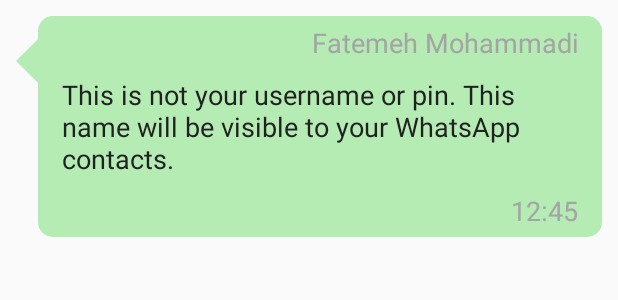
After one commit to devmohammadi/WhatsApp, an Android app: the layout item_message.xml on its own in the app's theme, with its tools: preview values and no code run, on a phone screen of 412 x 824 dp. The commit adds this screen. Shown: the top 300 px of the screen. Run offline under Robolectric (Android 15) with nearby library versions, the phone set to English and light mode, and no system bars.

Commit message:
section 22

```diff
--- a/app/src/main/java/com/fmohammadi/whatsapp/controller/activitys/ProfileActivity.kt
+++ b/app/src/main/java/com/fmohammadi/whatsapp/controller/activitys/ProfileActivity.kt
@@ -6,6 +6,8 @@
 import com.google.firebase.auth.FirebaseAuth
 import com.google.firebase.auth.FirebaseUser
 import com.google.firebase.database.*
+import com.squareup.picasso.Picasso
+import kotlinx.android.synthetic.main.activity_profile.*
 
 class ProfileActivity : AppCompatActivity() {
     var mCurrentUser: FirebaseUser? = null
@@ -34,15 +36,21 @@
     }
 
     private fun setUpProfile() {
-        mDateBase!!.addValueEventListener(object : ValueEventListener{
+        mDateBase!!.addValueEventListener(object : ValueEventListener {
             override fun onDataChange(dataSnapshot: DataSnapshot) {
                 var userName = dataSnapshot.child("userName").value.toString()
                 var userEmail = dataSnapshot.child("userEmail").value.toString()
                 var userStatus = dataSnapshot.child("userStatus").value.toString()
                 var userImage = dataSnapshot.child("userImage").value.toString()
 
+                profile_default_name.text = userName
+                profile_default_about.text = userStatus
+                profile_default_email.text = userEmail
 
-
+                Picasso.with(this@ProfileActivity)
+                    .load(userImage)
+                    .placeholder(R.drawable.profile)
+                    .into(profile_image)
             }
 
             override fun onCancelled(databaseError: DatabaseError) {
--- /dev/null
+++ b/app/src/main/res/drawable/chat.xml
@@ -0,0 +1,42 @@
+<?xml version="1.0" encoding="utf-8"?>
+<layer-list xmlns:android="http://schemas.android.com/apk/res/android">
+
+    <item
+        android:left="0dp"
+        android:top="30dp"> <!-- How to make this 50% of height? -->
+
+        <rotate
+            android:fromDegrees="-45"
+            android:toDegrees="0"
+            android:pivotX="0%"
+            android:pivotY="0%"> <!-- How to make the triangle more acute? -->
+
+            <shape
+                android:shape="rectangle" >
+
+                <solid
+                    android:color="@color/colorChat"/>
+
+            </shape>
+
+        </rotate>
+
+    </item>
+
+    <item
+        android:left="15dp">
+
+        <shape
+            android:shape="rectangle">
+
+            <solid
+                android:color="@color/colorChat"/>
+
+            <corners
+                android:radius="10dp"/>
+
+        </shape>
+
+    </item>
+
+</layer-list>
--- a/app/src/main/res/layout/fragment_chats.xml
+++ b/app/src/main/res/layout/fragment_chats.xml
@@ -3,6 +3,7 @@
     xmlns:tools="http://schemas.android.com/tools"
     android:layout_width="match_parent"
     android:layout_height="match_parent"
+    xmlns:app="http://schemas.android.com/apk/res-auto"
     android:layout_margin="10dp"
     tools:context=".controller.fragments.ChatsFragment">
 
@@ -13,4 +14,5 @@
         android:padding="10dp"
         android:text="fragment chats" />
 
+
 </FrameLayout>
--- /dev/null
+++ b/app/src/main/res/layout/item_message.xml
@@ -0,0 +1,65 @@
+<?xml version="1.0" encoding="utf-8"?>
+<androidx.constraintlayout.widget.ConstraintLayout xmlns:android="http://schemas.android.com/apk/res/android"
+    xmlns:app="http://schemas.android.com/apk/res-auto"
+    xmlns:tools="http://schemas.android.com/tools"
+    android:layout_width="match_parent"
+    android:layout_height="wrap_content"
+    android:padding="5dp">
+
+
+    <LinearLayout
+        android:id="@+id/message"
+        android:layout_width="0dp"
+        android:layout_height="wrap_content"
+        android:layout_margin="5dp"
+        android:layout_marginStart="24dp"
+        android:layout_marginEnd="24dp"
+        android:background="@drawable/chat"
+        android:orientation="vertical"
+        android:padding="5dp"
+        app:layout_constraintEnd_toEndOf="parent"
+        app:layout_constraintHorizontal_bias="0.0"
+        app:layout_constraintStart_toStartOf="parent"
+        app:layout_constraintTop_toTopOf="parent">
+
+        <TextView
+            android:id="@+id/tvMessageName"
+            android:layout_width="match_parent"
+            android:layout_height="wrap_content"
+            android:layout_marginStart="25dp"
+            android:layout_marginEnd="5dp"
+            android:layout_marginBottom="10dp"
+            android:paddingEnd="5dp"
+            android:text="@string/default_name"
+            android:textAlignment="viewEnd"
+            android:textColor="@color/gray_500"
+            android:textSize="18sp"
+            tools:text="@string/default_name" />
+
+        <TextView
+            android:id="@+id/tvMessage"
+            android:layout_width="match_parent"
+            android:layout_height="match_parent"
+            android:layout_marginStart="25dp"
+            android:paddingEnd="5dp"
+            android:text="@string/description_name"
+            android:textColor="@color/gray_800"
+            android:textSize="18sp"
+            tools:text="@string/description_name" />
+
+        <TextView
+            android:id="@+id/tvMessageTime"
+            android:layout_width="match_parent"
+            android:layout_height="wrap_content"
+            android:layout_marginStart="25dp"
+            android:layout_marginTop="10dp"
+            android:layout_marginEnd="5dp"
+            android:paddingEnd="5dp"
+            android:text="@string/date"
+            android:textAlignment="viewEnd"
+            android:textColor="@color/gray_500"
+            android:textSize="18sp"
+            tools:text="@string/date" />
+    </LinearLayout>
+
+</androidx.constraintlayout.widget.ConstraintLayout>
--- a/app/src/main/res/values/colors.xml
+++ b/app/src/main/res/values/colors.xml
@@ -13,4 +13,5 @@
     <color name="bgColor">#8f78ba</color>
     <color name="darkBg">#222222</color>
     <color name="green">#6aa62d</color>
+    <color name="colorChat">#B4ECB3</color>
 </resources>
--- a/app/src/main/res/values/strings.xml
+++ b/app/src/main/res/values/strings.xml
@@ -19,6 +19,7 @@
     <string name="default_email">79f.mohammadi@gmail.com</string>
     <string name="default_PopUpdate">Please Enter Your </string>
     <string name="Update">Update </string>
+    <string name="date">12:45 </string>
 
 
 </resources>
```
